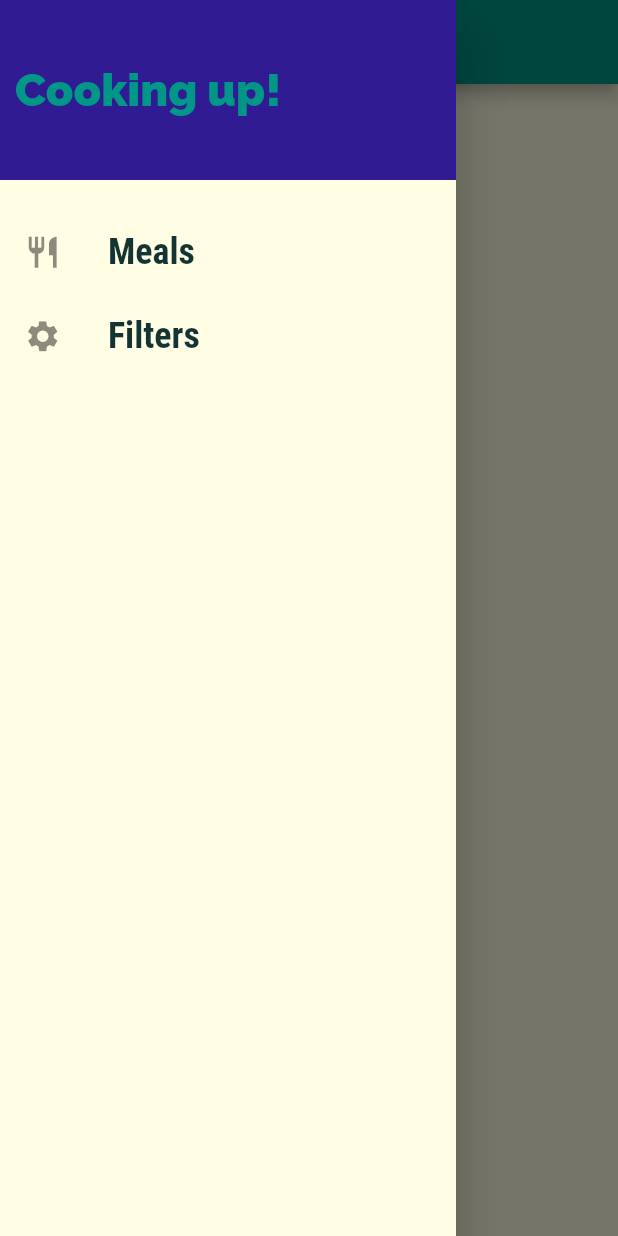
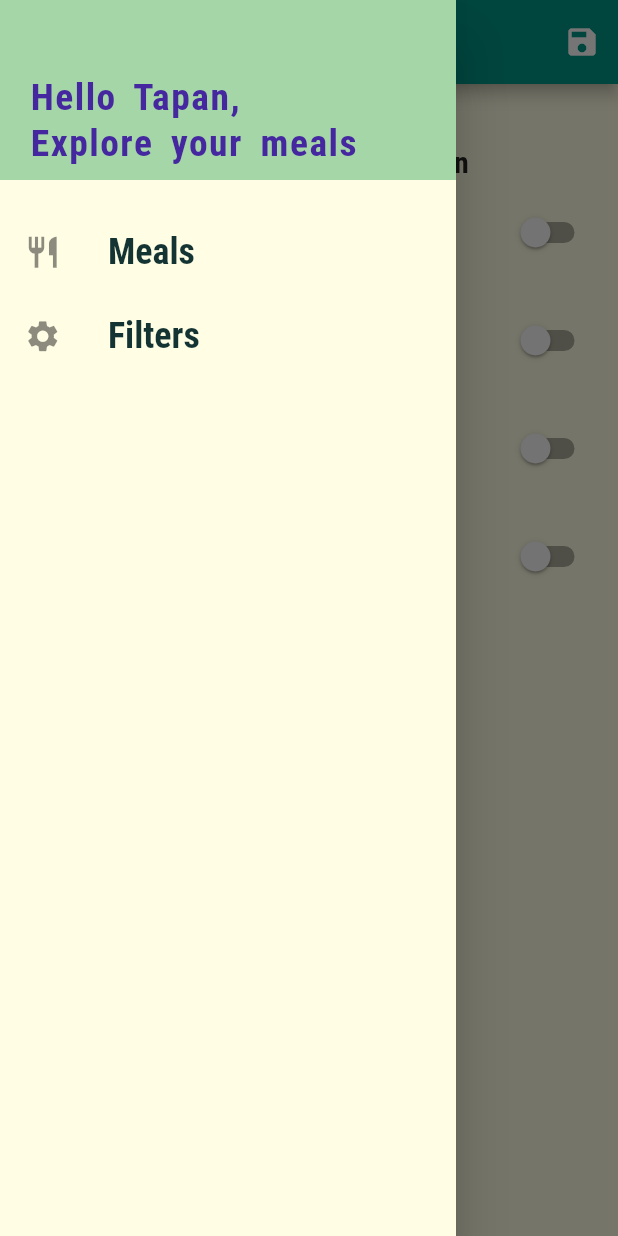
Before and after one commit to TapanDangi/meals_app, a Flutter app: the FiltersScreen screen opened by its route, with the side drawer open, on a phone screen of 412 x 824 dp. Run offline on Flutter 3.47's test engine with Material 2 defaults, Android fonts, the phone set to English and light mode, and no system bars.

Commit message:
18/11 commit

```diff
--- a/lib/main.dart
+++ b/lib/main.dart
@@ -1,5 +1,7 @@
 import 'package:flutter/material.dart';
 
+import './models/meal.dart';
+import './dummy_data.dart';
 import './screens/filters_screen.dart';
 import './screens/tabs_screen.dart';
 import './screens/meal_detail_screen.dart';
@@ -8,8 +10,43 @@ import './screens/categories_screen.dart';
 
 void main() => runApp(const MyApp());
 
-class MyApp extends StatelessWidget {
+class MyApp extends StatefulWidget {
   const MyApp({Key? key}) : super(key: key);
+
+  @override
+  State<MyApp> createState() => _MyAppState();
+}
+
+class _MyAppState extends State<MyApp> {
+  Map<String, bool> _filters = {
+    'gluten': false,
+    'lactose': false,
+    'vegetarian': false,
+    'vegan': false,
+  };
+
+  List<Meal> _availableMeals = dummyMeals;
+
+  void _setFilters(Map<String, bool> filterData) {
+    setState(() {
+      _filters = filterData;
+      _availableMeals = dummyMeals.where((meal) {
+        if (_filters['gluten']! && !meal.isGlutenFree) {
+          return false;
+        }
+        if (_filters['lactose']! && !meal.isLactoseFree) {
+          return false;
+        }
+        if (_filters['vegetarian']! && !meal.isVegetarian) {
+          return false;
+        }
+        if (_filters['vegan']! && !meal.isVegan) {
+          return false;
+        }
+        return true;
+      }).toList();
+    });
+  }
 
   @override
   Widget build(BuildContext context) {
@@ -41,9 +78,11 @@ class MyApp extends StatelessWidget {
       routes: {
         '/': (ctx) => const TabsScreen(),
         // '/' is is the route to home page
-        CategoryMealsScreen.routeName: (ctx) => const CategoryMealsScreen(),
+        CategoryMealsScreen.routeName: (ctx) =>
+            CategoryMealsScreen(availableMeals: _availableMeals),
         MealDetailScreen.routeName: (ctx) => const MealDetailScreen(),
-        FiltersScreen.routeName: (ctx) => const FiltersScreen(),
+        FiltersScreen.routeName: (ctx) =>
+            FiltersScreen(saveFilters: _setFilters, currentFilters: _filters),
       },
       //used with Navigator.pushNamed. It takes a context and returns the page to be pushed on screen with the help of a route name
 
--- a/lib/screens/filters_screen.dart
+++ b/lib/screens/filters_screen.dart
@@ -1,20 +1,129 @@
 import 'package:flutter/material.dart';
+
 import '../widgets/main_drawer.dart';
 
-class FiltersScreen extends StatelessWidget {
-  const FiltersScreen({Key? key}) : super(key: key);
+class FiltersScreen extends StatefulWidget {
+  const FiltersScreen({
+    Key? key,
+    required this.saveFilters,
+    required this.currentFilters,
+  }) : super(key: key);
+
+  final Function saveFilters;
+  final Map<String, bool> currentFilters;
 
   static const routeName = '/filters';
+
+  @override
+  State<FiltersScreen> createState() => _FiltersScreenState();
+}
+
+class _FiltersScreenState extends State<FiltersScreen> {
+  bool _glutenFree = false;
+  bool _lactoseFree = false;
+  bool _vegetarian = false;
+  bool _vegan = false;
+
+  @override
+  void initState() {
+    _glutenFree = widget.currentFilters['gluten'] as bool;
+    _lactoseFree = widget.currentFilters['lactose'] as bool;
+    _vegetarian = widget.currentFilters['vegetarian'] as bool;
+    _vegan = widget.currentFilters['vegan'] as bool;
+    super.initState();
+  }
+
+  SwitchListTile filterSwitch(
+    bool currentValue,
+    String filterTitle,
+    String filterSubTitle,
+    Function updateValue,
+  ) {
+    return SwitchListTile(
+      value: currentValue,
+      onChanged: (value) => updateValue(value),
+      title: Text(filterTitle),
+      subtitle: Text(filterSubTitle),
+    );
+  }
 
   @override
   Widget build(BuildContext context) {
     return Scaffold(
       appBar: AppBar(
         title: const Text('Your filters'),
+        actions: [
+          IconButton(
+            icon: const Icon(Icons.save),
+            onPressed: () {
+              final selectedFilters = {
+                'gluten': _glutenFree,
+                'lactose': _lactoseFree,
+                'vegetarian': _vegetarian,
+                'vegan': _vegan,
+              };
+              widget.saveFilters(selectedFilters);
+            },
+          ),
+        ],
       ),
       drawer: const MainDrawer(),
-      body: const Center(
-        child: Text('hello'),
+      body: Column(
+        children: [
+          Container(
+            padding: const EdgeInsets.all(20),
+          ),
+          Text(
+            'Adjust your meal selection',
+            style: Theme.of(context).textTheme.headline6,
+          ),
+          Expanded(
+            child: ListView(
+              children: [
+                filterSwitch(
+                  _glutenFree,
+                  'Gluten-Free',
+                  'Only include Gluten-Free Meals',
+                  (val) {
+                    setState(() {
+                      _glutenFree = val;
+                    });
+                  },
+                ),
+                filterSwitch(
+                  _lactoseFree,
+                  'Lactose-Free',
+                  'Only include Lactose-Free Meals',
+                  (val) {
+                    setState(() {
+                      _lactoseFree = val;
+                    });
+                  },
+                ),
+                filterSwitch(
+                  _vegetarian,
+                  'Vegetarian',
+                  'Only include Vegetarian Meals',
+                  (val) {
+                    setState(() {
+                      _vegetarian = val;
+                    });
+                  },
+                ),
+                filterSwitch(
+                  _vegan,
+                  'Vegan',
+                  'Only include Vegan Meals',
+                  (val) {
+                    setState(() {
+                      _vegan = val;
+                    });
+                  },
+                ),
+              ],
+            ),
+          ),
+        ],
       ),
     );
   }
--- a/lib/screens/meal_detail_screen.dart
+++ b/lib/screens/meal_detail_screen.dart
@@ -92,6 +92,12 @@ class MealDetailScreen extends StatelessWidget {
           ],
         ),
       ),
+      floatingActionButton: FloatingActionButton(
+        child: const Icon(Icons.delete),
+        onPressed: () {
+          Navigator.of(context).pop(mealId);
+        },
+      ),
     );
   }
 }
--- a/lib/widgets/category_item.dart
+++ b/lib/widgets/category_item.dart
@@ -38,7 +38,7 @@ class CategoryItem extends StatelessWidget {
         decoration: BoxDecoration(
           gradient: LinearGradient(
             colors: [
-              color.withOpacity(0.7),
+              color.withOpacity(0.4),
               color,
             ],
             begin: Alignment.topLeft,
--- a/lib/widgets/main_drawer.dart
+++ b/lib/widgets/main_drawer.dart
@@ -29,17 +29,25 @@ class MainDrawer extends StatelessWidget {
       child: Column(
         children: [
           Container(
-            color: Theme.of(context).colorScheme.secondary,
-            padding: const EdgeInsets.all(10),
+            color: Colors.green[200],
+            padding: const EdgeInsets.symmetric(
+              vertical: 10,
+              horizontal: 20,
+            ),
             height: 120,
             width: double.infinity,
-            alignment: Alignment.centerLeft,
+            alignment: Alignment.bottomLeft,
             child: Text(
-              'Cooking up!',
+              'Hello Tapan,\nExplore your meals',
+              softWrap: true,
               style: TextStyle(
-                fontWeight: FontWeight.w900,
-                fontSize: 30,
-                color: Theme.of(context).colorScheme.primary,
+                height: 1.25,
+                letterSpacing: 1,
+                wordSpacing: 5,
+                fontFamily: 'RobotoCondensed',
+                fontWeight: FontWeight.bold,
+                fontSize: 25,
+                color: Colors.deepPurple[800],
               ),
             ),
           ),
```
Also changed, not shown: lib/screens/categories_screen.dart (+4 -4 lines), lib/screens/category_meals_screen.dart (+40 -13 lines), lib/widgets/meal_item.dart (+14 -2 lines).
